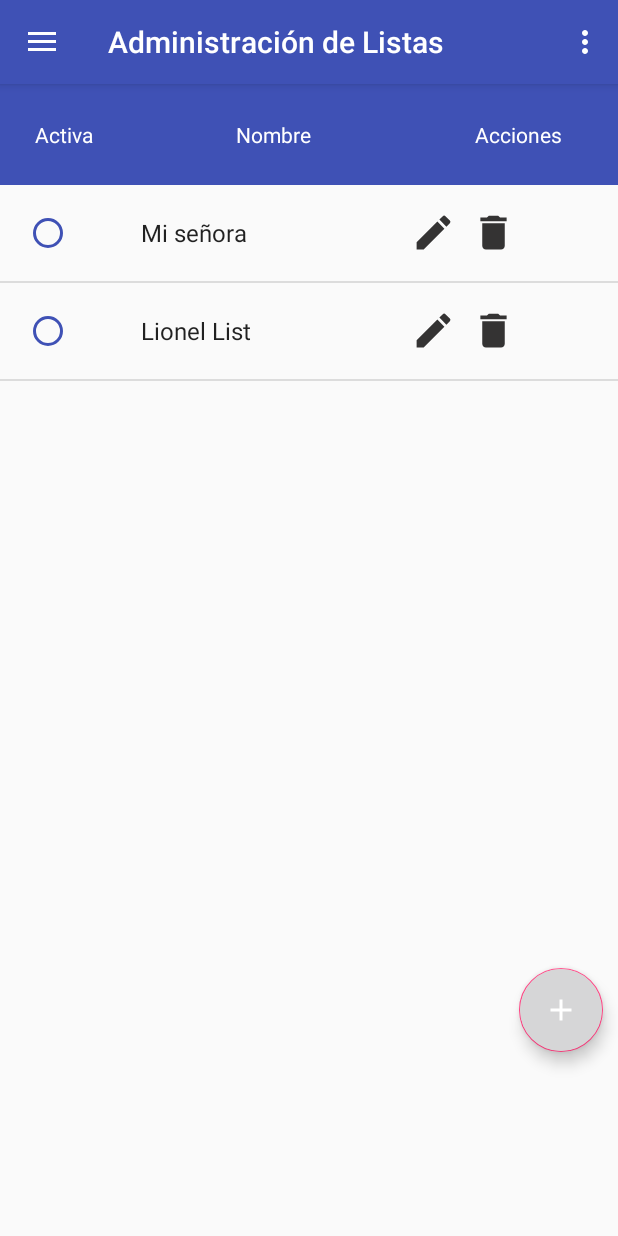
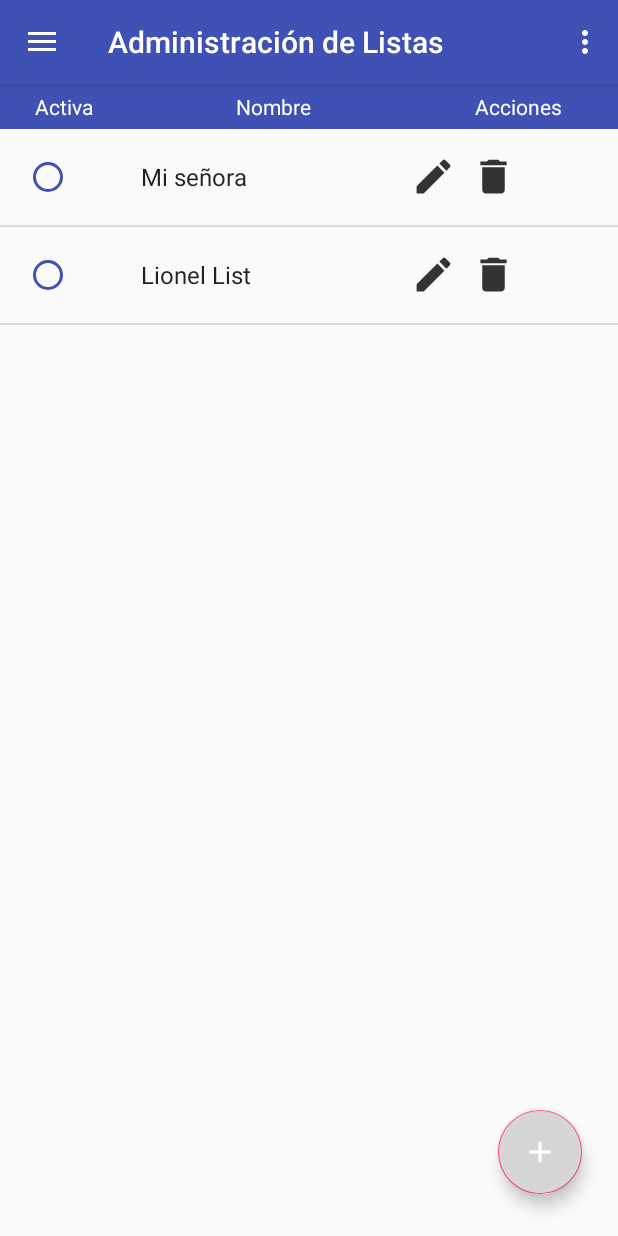
Before and after one commit to nsatragno/smartcart, an Android app: the fragment ListaUsuarioFragment placed in its activity, on a phone screen of 412 x 824 dp. Run offline under Robolectric (Android 15) with nearby library versions, the phone set to English and light mode, and no system bars; 2 statements that could not run were skipped.

Commit message:
Posición del fab debe ser relativa a borde de pantalla.

```diff
--- a/app/app/src/main/java/ar/com/smartcart/smartcart/ListaUsuarioFragment.java
+++ b/app/app/src/main/java/ar/com/smartcart/smartcart/ListaUsuarioFragment.java
@@ -36,11 +36,11 @@ public class ListaUsuarioFragment extends android.support.v4.app.Fragment {
     public View onCreateView(LayoutInflater inflater, ViewGroup container,
                              Bundle savedInstanceState) {
 
-        LinearLayout principalLayout = (LinearLayout) inflater.inflate(
+        ViewGroup principalLayout = (ViewGroup) inflater.inflate(
                 R.layout.fragment_lista_usuario, container, false);
         ((PrincipalActivity) getActivity()).getSupportActionBar().setTitle("Administración de Listas");
 
-        recyclerView = (RecyclerView) principalLayout.getChildAt(1);
+        recyclerView = (RecyclerView) ((ViewGroup) principalLayout.getChildAt(0)).getChildAt(1);
         DividerItemDecoration div = new DividerItemDecoration(recyclerView.getContext(),
                 LinearLayout.VERTICAL);
         recyclerView.addItemDecoration(div);
--- a/app/app/src/main/res/layout/fragment_lista_usuario.xml
+++ b/app/app/src/main/res/layout/fragment_lista_usuario.xml
@@ -1,15 +1,21 @@
 <?xml version="1.0" encoding="utf-8"?>
 
-<LinearLayout xmlns:android="http://schemas.android.com/apk/res/android"
+<android.support.constraint.ConstraintLayout
+    xmlns:android="http://schemas.android.com/apk/res/android"
+    xmlns:app="http://schemas.android.com/apk/res-auto"
     xmlns:tools="http://schemas.android.com/tools"
+    android:layout_width="match_parent"
+    android:layout_height="match_parent">
+
+    <LinearLayout
+        android:layout_width="match_parent"
         android:layout_height="match_parent"
-    android:layout_width="match_parent"
         android:orientation="vertical"
-    android:weightSum="6">
+        android:weightSum="1">
+
         <LinearLayout
             android:layout_width="match_parent"
             android:layout_height="30dp"
-        android:layout_weight="1"
             android:orientation="horizontal"
             android:weightSum="3">
 
@@ -56,19 +62,26 @@
             android:layout_width="match_parent"
             android:layout_height="447dp"
             android:layout_centerHorizontal="true"
-        android:layout_weight="2"
+            android:layout_weight="1"
             android:fadeScrollbars="false"
             android:scrollbars="vertical"
             tools:context=".ListaUsuarioFragment" />
+
+
+    </LinearLayout>
+
 
     <android.support.design.widget.FloatingActionButton
         android:id="@+id/fbtn_nueva_list"
         android:layout_width="wrap_content"
         android:layout_height="wrap_content"
         android:layout_gravity="end"
-        android:layout_marginRight="10dp"
-        android:layout_marginBottom="10dp"
+        android:layout_marginBottom="28dp"
+        android:layout_marginEnd="24dp"
         android:backgroundTint="@color/zxing_viewfinder_laser"
-        android:src="@drawable/ic_new_white_24dp" />
+        android:src="@drawable/ic_new_white_24dp"
+        app:layout_constraintBottom_toBottomOf="parent"
+        app:layout_constraintEnd_toEndOf="parent" />
 
-</LinearLayout>
+
+</android.support.constraint.ConstraintLayout>
```
Lines whose indentation alone changed are shown as unchanged.
